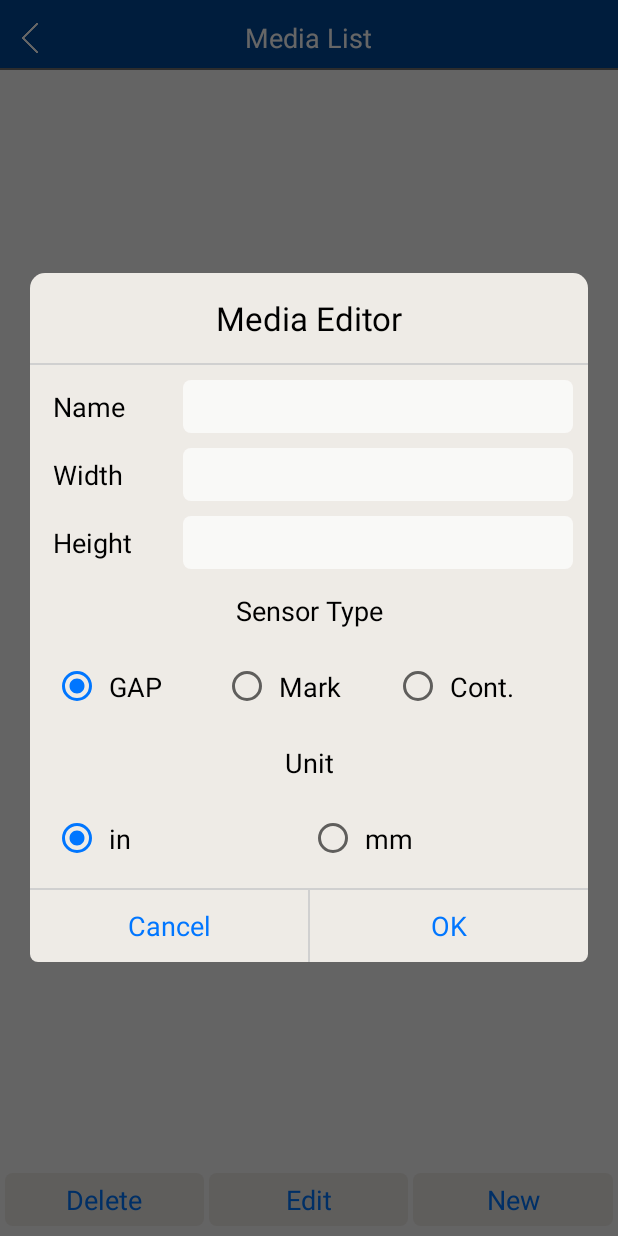
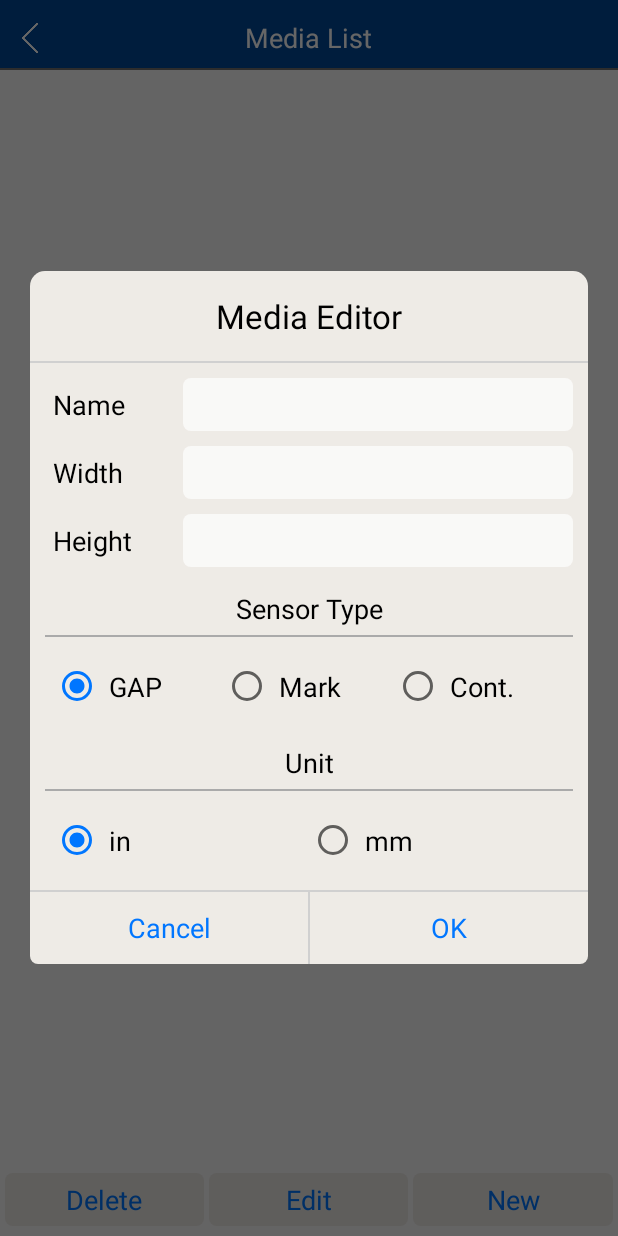
Before and after one commit to BessaProjects/TSC_Utility, an Android app: the MediaSettingActivity screen opened directly, with no data from a screen before it, after a tap on "New", on a phone screen of 412 x 824 dp. Run offline under Robolectric (Android 15) with nearby library versions, the phone set to English and light mode, and no system bars; our stand-ins replace ButterKnife; libraries missing offline, so code that uses them is left out: com.afollestad.materialdialogs, com.facebook.drawee, com.kaopiz.kprogresshud, rebus.permissionutils; plain views replace SimpleDraweeView.

Commit message:
modify Media Editor UI and Change Print Service name

```diff
--- a/app/src/main/java/com/tsc/printutility/MyPrintService.java
+++ b/app/src/main/java/com/tsc/printutility/MyPrintService.java
@@ -75,7 +75,7 @@ public class MyPrintService extends PrintService {
 		public void onStartPrinterDiscovery(List<PrinterId> priorityList) {
 			Log.d(TAG, "onStartPrinterDiscovery()");
 			List<PrinterInfo> printers = this.getPrinters();
-			String name = "Tsc Utility";
+			String name = "TSC Mobile Utility";
 			PrinterInfo myprinter = new PrinterInfo.Builder(myPrintService.generatePrinterId(name), name,
 					PrinterInfo.STATUS_IDLE).build();
 			printers.add(myprinter);
--- a/app/src/main/java/com/tsc/printutility/View/BaseActivity.java
+++ b/app/src/main/java/com/tsc/printutility/View/BaseActivity.java
@@ -383,7 +383,8 @@ public class BaseActivity extends AppCompatActivity {
     @Override
     public void onDestroy(){
         dismissProgress();
-        PrinterController.getInstance(this).closeport();
+        if(getClass().getSimpleName().equals(MainActivity.class.getSimpleName()))
+            PrinterController.getInstance(this).closeport();
         super.onDestroy();
     }
 
--- a/app/src/main/res/layout/dialog_mediainfo_editor.xml
+++ b/app/src/main/res/layout/dialog_mediainfo_editor.xml
@@ -93,6 +93,10 @@
                 android:layout_marginTop="10dp"
                 android:text="Sensor Type" />
 
+            <View
+                android:layout_width="match_parent"
+                android:layout_height="1dp"
+                android:background="@android:color/darker_gray"/>
 
             <LinearLayout
                 android:layout_width="match_parent"
@@ -131,6 +135,11 @@
                 android:gravity="center"
                 android:layout_marginTop="10dp"
                 android:text="Unit" />
+
+            <View
+                android:layout_width="match_parent"
+                android:layout_height="1dp"
+                android:background="@android:color/darker_gray"/>
 
             <LinearLayout
                 android:layout_width="match_parent"
```
Also changed, not shown: 1 other file.
